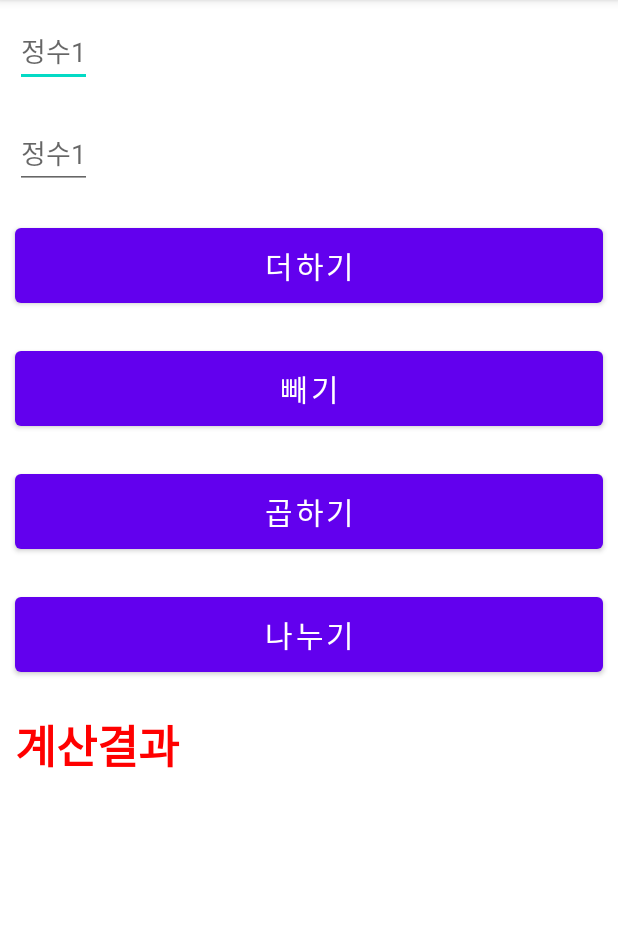
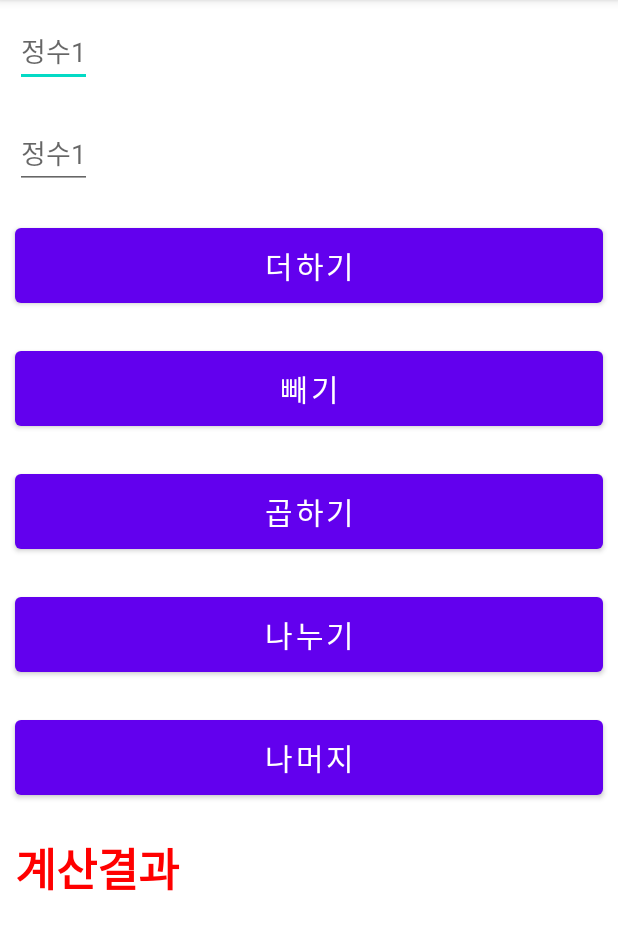
Before and after one commit to jiwoo1087/SimpleCalculator, an Android app: the screen it shows after launch (MainActivity), on a phone screen of 412 x 824 dp, the part 84-1034 px from its top. Run offline under Robolectric (Android 15) with nearby library versions, the phone set to English and light mode, and no system bars.

Commit message:
계산기 완성(업데이트)

```diff
--- a/app/src/main/res/layout/activity_main.xml
+++ b/app/src/main/res/layout/activity_main.xml
@@ -59,6 +59,15 @@
         android:text="@string/btn_dvide"
         android:textSize="@dimen/text_size_medium"/>
 
+    <Button
+        android:id="@+id/btn_mod"
+        android:layout_width="match_parent"
+        android:layout_height="wrap_content"
+        android:layout_margin="@dimen/margin_small"
+        android:padding="@dimen/padding_small"
+        android:text="@string/btn_mod"
+        android:textSize="@dimen/text_size_medium"/>
+
     <TextView
         android:id="@+id/text_result"
         android:layout_width="match_parent"
--- a/app/src/main/res/values/strings.xml
+++ b/app/src/main/res/values/strings.xml
@@ -6,5 +6,6 @@
     <string name="btn_minus">빼기</string>
     <string name="btn_multiply">곱하기</string>
     <string name="btn_dvide">나누기</string>
+    <string name="btn_mod">나머지</string>
     <string name="text_result">계산결과</string>
 </resources>
```
Also changed, not shown: app/src/main/java/kr/hs/emirim/kjw/simplecalculator/MainActivity.kt (+56 -7 lines).
